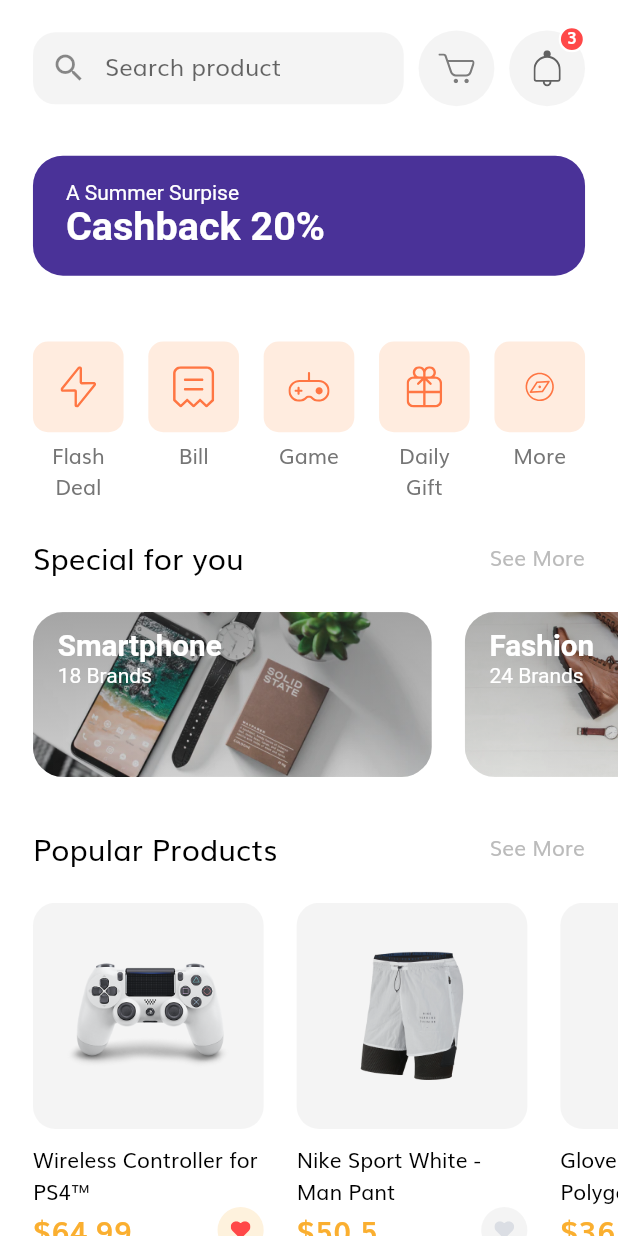
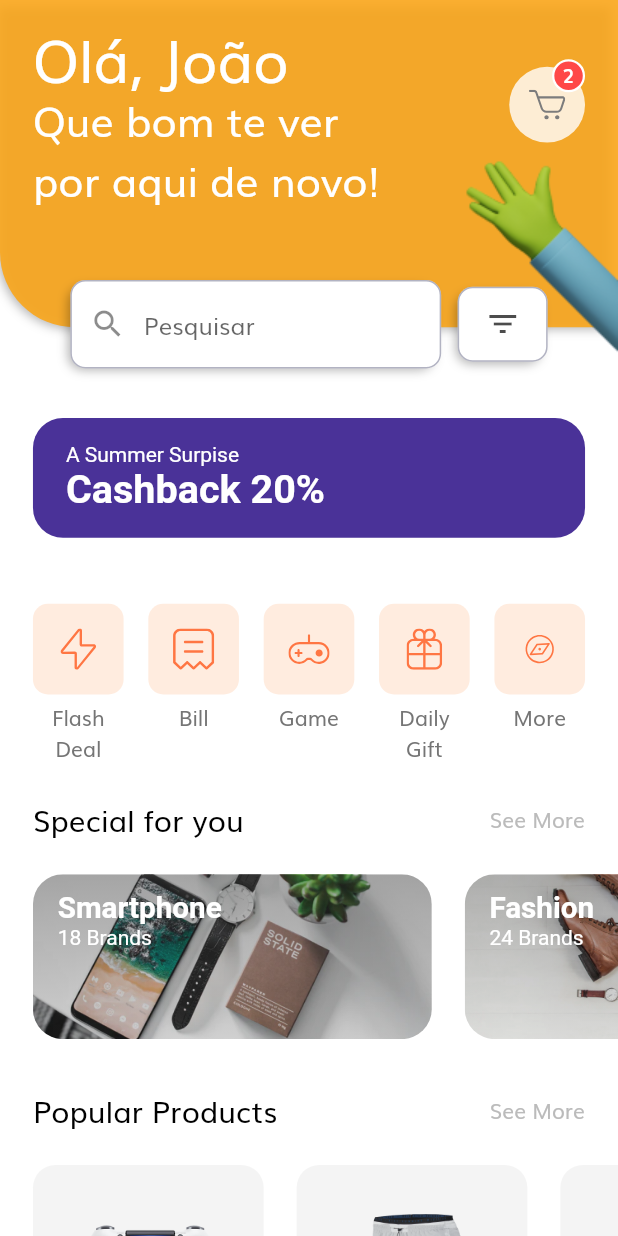
Before and after one commit to Joao-VictorF/MoveDor, a Flutter app: the HomeScreen screen opened by its route, on a phone screen of 412 x 824 dp. Run offline on Flutter 3.47's test engine with Material 2 defaults, Android fonts, the phone set to English and light mode, and no system bars; our stand-ins replace flutter_svg.

Commit message:
Home header ui

```diff
--- a/lib/screens/home/components/body.dart
+++ b/lib/screens/home/components/body.dart
@@ -14,7 +14,6 @@ class Body extends StatelessWidget {
       child: SingleChildScrollView(
         child: Column(
           children: [
-            SizedBox(height: getProportionateScreenHeight(20)),
             HomeHeader(),
             SizedBox(height: getProportionateScreenWidth(10)),
             DiscountBanner(),
--- a/lib/screens/home/components/home_header.dart
+++ b/lib/screens/home/components/home_header.dart
@@ -1,4 +1,5 @@
 import 'package:flutter/material.dart';
+import 'package:reboot/constants.dart';
 
 import '../../../size_config.dart';
 import 'icon_btn_with_counter.dart';
@@ -12,23 +13,133 @@ class HomeHeader extends StatelessWidget {
   @override
   Widget build(BuildContext context) {
     return Padding(
-      padding:
-          EdgeInsets.symmetric(horizontal: getProportionateScreenWidth(20)),
-      child: Row(
-        mainAxisAlignment: MainAxisAlignment.spaceBetween,
+      padding: EdgeInsets.only(bottom: getProportionateScreenWidth(25)),
+      child:
+      Stack(
+        overflow: Overflow.visible,
+        alignment: Alignment.topCenter,
         children: [
-          SearchField(),
-          IconBtnWithCounter(
-            svgSrc: "assets/icons/Cart Icon.svg",
-            press: () {},
+          Container(
+            decoration: BoxDecoration(
+              color: kPrimaryColor,
+               borderRadius: BorderRadius.only(
+                bottomLeft: Radius.circular(50)
+              ),
+              boxShadow: [
+                BoxShadow(
+                  offset: Offset(-3, 3),
+                  blurRadius: 5,
+                  color: Colors.black.withOpacity(0.3),
+                  spreadRadius: -2,
+                )
+              ],
+            ),
+            width: double.infinity,
+            height: getProportionateScreenHeight(215),
           ),
-          IconBtnWithCounter(
-            svgSrc: "assets/icons/Bell.svg",
-            numOfitem: 3,
-            press: () {},
+          Row(
+            children: [
+              SizedBox(width: getProportionateScreenWidth(20)),
+              Expanded(
+                flex: 2,
+                child: Column(
+                  crossAxisAlignment: CrossAxisAlignment.start,
+                  children: [
+                    SizedBox(height: getProportionateScreenHeight(40)),
+                    Text(
+                      "Olá, João",
+                      style: TextStyle(
+                          fontSize: getProportionateScreenWidth(35),
+                          color: Colors.white,
+                          height: 0.5),
+                    ),
+                    Text(
+                      "Que bom te ver por aqui de novo!",
+                      style: TextStyle(
+                        color: Colors.white,
+                        fontSize: getProportionateScreenWidth(25),
+                      ),
+                    ),
+                  ],
+                ),
+              ),
+              Expanded(
+                flex: 1,
+                child:
+                Column(
+                  mainAxisAlignment: MainAxisAlignment.spaceAround,
+                  crossAxisAlignment: CrossAxisAlignment.end,
+                  children: [
+                    IconBtnWithCounter(
+                      numOfitem: 2,
+                      svgSrc: "assets/icons/Cart Icon.svg",
+                      press: () {},
+                    ),
+                  ],
+                ),
+              ),
+              SizedBox(width: getProportionateScreenWidth(20)),
+            ],
           ),
+          Positioned(
+            bottom: getProportionateScreenWidth(-25),
+            child: Row(
+              children: [
+                SearchField(),
+                SizedBox(width: getProportionateScreenWidth(10)),
+                FilterBtn(),
+              ],
+            ),
+          ),
+          Positioned(
+            right: 0,
+            bottom: getProportionateScreenWidth(-25),
+            child: Image.asset(
+              "assets/images/et_hand.png"
+            ),
+          )
         ],
       ),
     );
   }
 }
+
+class FilterBtn extends StatelessWidget {
+  const FilterBtn({
+    Key key,
+    this.press
+  }) : super(key: key);
+  final GestureTapCallback press;
+
+  @override
+  Widget build(BuildContext context) {
+    return Container(
+      width: 60,
+      decoration: BoxDecoration(
+        color: Colors.white,
+        borderRadius: BorderRadius.circular(10),
+        border: Border.all(
+          color: Color(0xFF3E4067).withOpacity(.4),
+        ),
+        boxShadow: [
+          BoxShadow(
+            offset: Offset(-3, 3),
+            blurRadius: 5,
+            color: Colors.black.withOpacity(0.3),
+            spreadRadius: -2,
+          )
+        ],
+      ),
+      child:
+      FlatButton (
+        color: Colors.white,
+        onPressed: press,
+        child:
+        Icon(
+          Icons.filter_list,
+          color: Colors.black.withOpacity(.7)
+        ),
+      )
+    );
+  }
+}
--- a/lib/screens/home/components/icon_btn_with_counter.dart
+++ b/lib/screens/home/components/icon_btn_with_counter.dart
@@ -29,18 +29,18 @@ class IconBtnWithCounter extends StatelessWidget {
             height: getProportionateScreenWidth(46),
             width: getProportionateScreenWidth(46),
             decoration: BoxDecoration(
-              color: kSecondaryColor.withOpacity(0.1),
+              color: Colors.white.withOpacity(0.8),
               shape: BoxShape.circle,
             ),
             child: SvgPicture.asset(svgSrc),
           ),
           if (numOfitem != 0)
             Positioned(
-              top: -3,
+              top: -5,
               right: 0,
               child: Container(
-                height: getProportionateScreenWidth(16),
-                width: getProportionateScreenWidth(16),
+                height: getProportionateScreenWidth(20),
+                width: getProportionateScreenWidth(20),
                 decoration: BoxDecoration(
                   color: Color(0xFFFF4848),
                   shape: BoxShape.circle,
@@ -50,7 +50,7 @@ class IconBtnWithCounter extends StatelessWidget {
                   child: Text(
                     "$numOfitem",
                     style: TextStyle(
-                      fontSize: getProportionateScreenWidth(10),
+                      fontSize: getProportionateScreenWidth(12),
                       height: 1,
                       fontWeight: FontWeight.w600,
                       color: Colors.white,
--- a/lib/screens/home/components/search_field.dart
+++ b/lib/screens/home/components/search_field.dart
@@ -13,19 +13,30 @@ class SearchField extends StatelessWidget {
     return Container(
       width: SizeConfig.screenWidth * 0.6,
       decoration: BoxDecoration(
-        color: kSecondaryColor.withOpacity(0.1),
-        borderRadius: BorderRadius.circular(15),
+        color: Colors.white,
+        borderRadius: BorderRadius.circular(10),
+        border: Border.all(
+          color: Color(0xFF3E4067).withOpacity(.4),
+        ),
+        boxShadow: [
+          BoxShadow(
+            offset: Offset(-3, 3),
+            blurRadius: 5,
+            color: Colors.black.withOpacity(0.3),
+            spreadRadius: -2,
+          )
+        ],
       ),
       child: TextField(
         onChanged: (value) => print(value),
         decoration: InputDecoration(
             contentPadding: EdgeInsets.symmetric(
                 horizontal: getProportionateScreenWidth(20),
-                vertical: getProportionateScreenWidth(9)),
+                vertical: getProportionateScreenWidth(15)),
             border: InputBorder.none,
             focusedBorder: InputBorder.none,
             enabledBorder: InputBorder.none,
-            hintText: "Search product",
+            hintText: "Pesquisar",
             prefixIcon: Icon(Icons.search)),
       ),
     );
```
Also changed, not shown: assets/images/et_hand.png (added).
